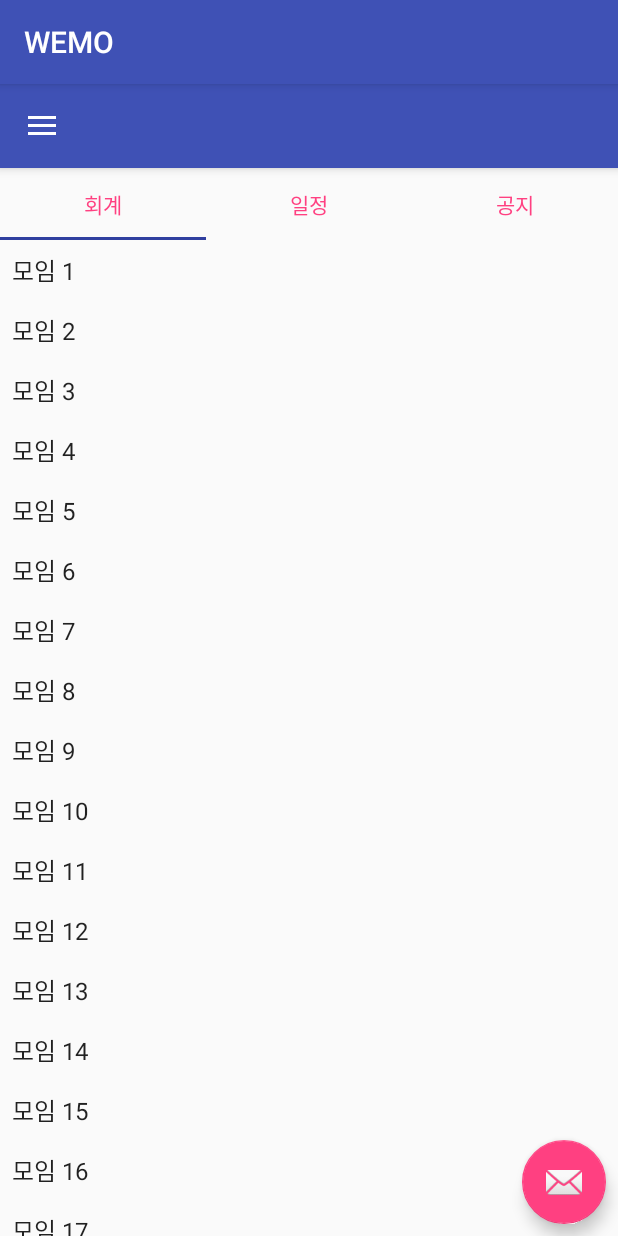
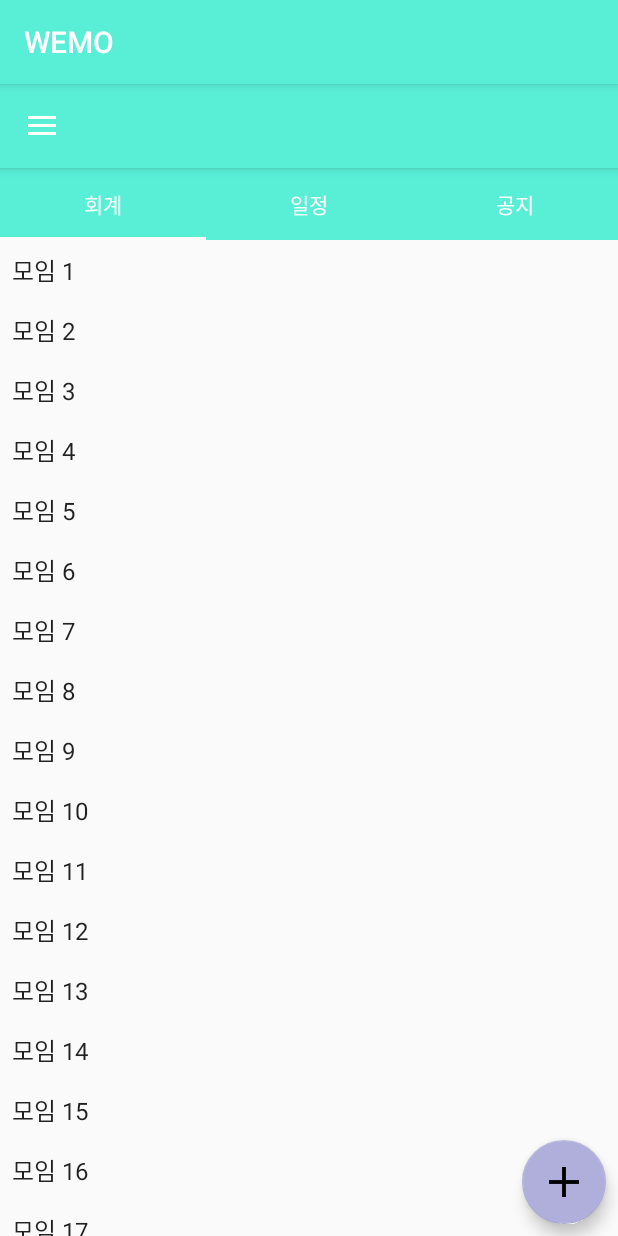
Before and after one commit to eun-bi/DevCamp3team, an Android app: the MainActivity screen opened directly, with no data from a screen before it, on a phone screen of 412 x 824 dp. Run offline under Robolectric (Android 15) with nearby library versions, the phone set to English and light mode, and no system bars; 1 statement that could not run was skipped.

Commit message:
color 추가 및 main 세부 수정

```diff
--- a/app/src/main/java/com/example/user/devcamp3team/Activity/MainActivity.java
+++ b/app/src/main/java/com/example/user/devcamp3team/Activity/MainActivity.java
@@ -1,6 +1,7 @@
 package com.example.user.devcamp3team.Activity;
 
 import android.content.Context;
+import android.content.Intent;
 import android.support.annotation.NonNull;
 import android.support.design.widget.FloatingActionButton;
 import android.support.design.widget.NavigationView;
@@ -40,8 +41,7 @@ public class MainActivity extends AppCompatActivity implements NavigationView.On
         fab.setOnClickListener(new View.OnClickListener() {
             @Override
             public void onClick(View view) {
-                Snackbar.make(view, "Replace with your own action", Snackbar.LENGTH_LONG)
-                        .setAction("Action", null).show();
+                startActivity(new Intent(MainActivity.this, ScheduleActivity.class));
             }
         });
 
--- a/app/src/main/res/layout/app_bar_main.xml
+++ b/app/src/main/res/layout/app_bar_main.xml
@@ -15,7 +15,7 @@
             android:id="@+id/main_toolbar"
             android:layout_width="match_parent"
             android:layout_height="?attr/actionBarSize"
-            android:background="?attr/colorPrimary"
+            android:background="@color/mainColor"
             app:popupTheme="@style/AppTheme.PopupOverlay" />
 
     </android.support.design.widget.AppBarLayout>
@@ -28,6 +28,7 @@
         android:layout_height="wrap_content"
         android:layout_gravity="bottom|end"
         android:layout_margin="@dimen/fab_margin"
+        android:src="@drawable/icon_plus"
         app:srcCompat="@android:drawable/ic_dialog_email" />
 
 </android.support.design.widget.CoordinatorLayout>
--- a/app/src/main/res/layout/content_main.xml
+++ b/app/src/main/res/layout/content_main.xml
@@ -11,10 +11,11 @@
 
     <android.support.design.widget.TabLayout
         android:id="@+id/main_tabs"
+        android:background="@color/mainColor"
         android:layout_width="match_parent"
         android:layout_height="wrap_content"
-        app:tabIndicatorColor="@color/colorPrimaryDark"
-        app:tabTextColor="@color/colorAccent" />
+        app:tabIndicatorColor="@android:color/transparent"
+        app:tabTextColor="@android:color/white" />
 
     <android.support.v4.view.ViewPager
         android:id="@+id/main_viewpager"
--- a/app/src/main/res/values/colors.xml
+++ b/app/src/main/res/values/colors.xml
@@ -1,7 +1,7 @@
 <?xml version="1.0" encoding="utf-8"?>
 <resources>
     <color name="colorPrimary">#3F51B5</color>
-    <color name="colorPrimaryDark">#303F9F</color>
-    <color name="colorAccent">#FF4081</color>
+    <color name="colorPrimaryDark">#0E5BF7</color>
+    <color name="colorAccent">#B0AFDB</color>
     <color name="mainColor">#59EED6</color>
 </resources>
--- a/app/src/main/res/values/styles.xml
+++ b/app/src/main/res/values/styles.xml
@@ -3,7 +3,7 @@
     <!-- Base application theme. -->
     <style name="AppTheme" parent="Theme.AppCompat.Light.DarkActionBar">
         <!-- Customize your theme here. -->
-        <item name="colorPrimary">@color/colorPrimary</item>
+        <item name="colorPrimary">@color/mainColor</item>
         <item name="colorPrimaryDark">@color/colorPrimaryDark</item>
         <item name="colorAccent">@color/colorAccent</item>
     </style>
```
